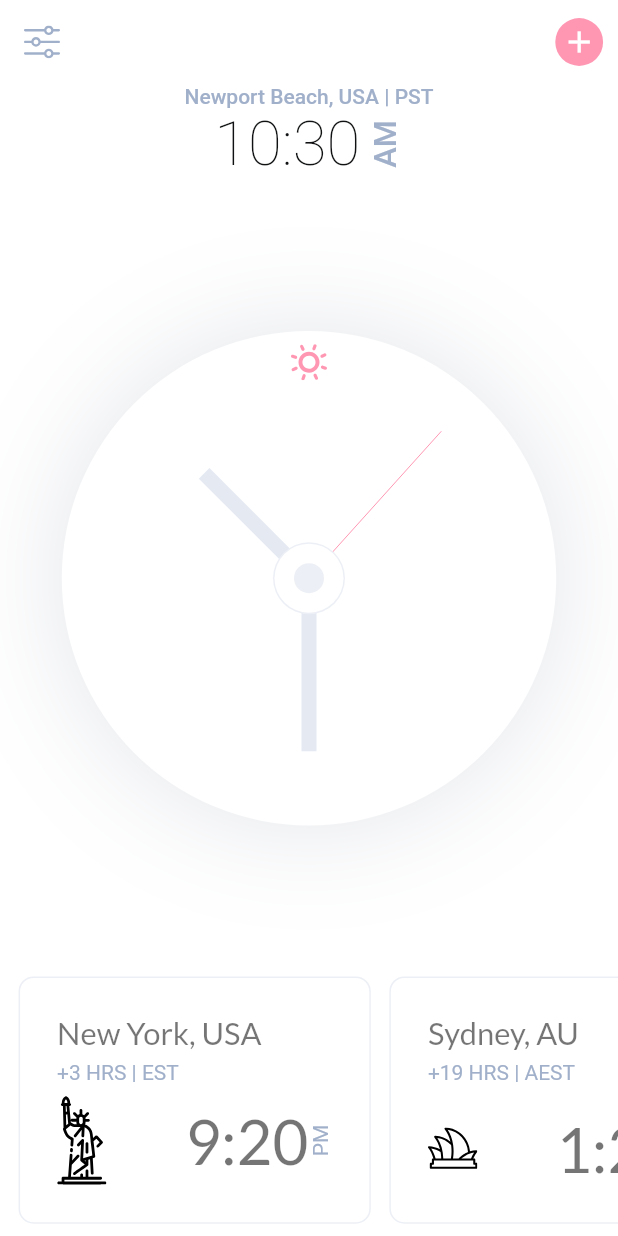
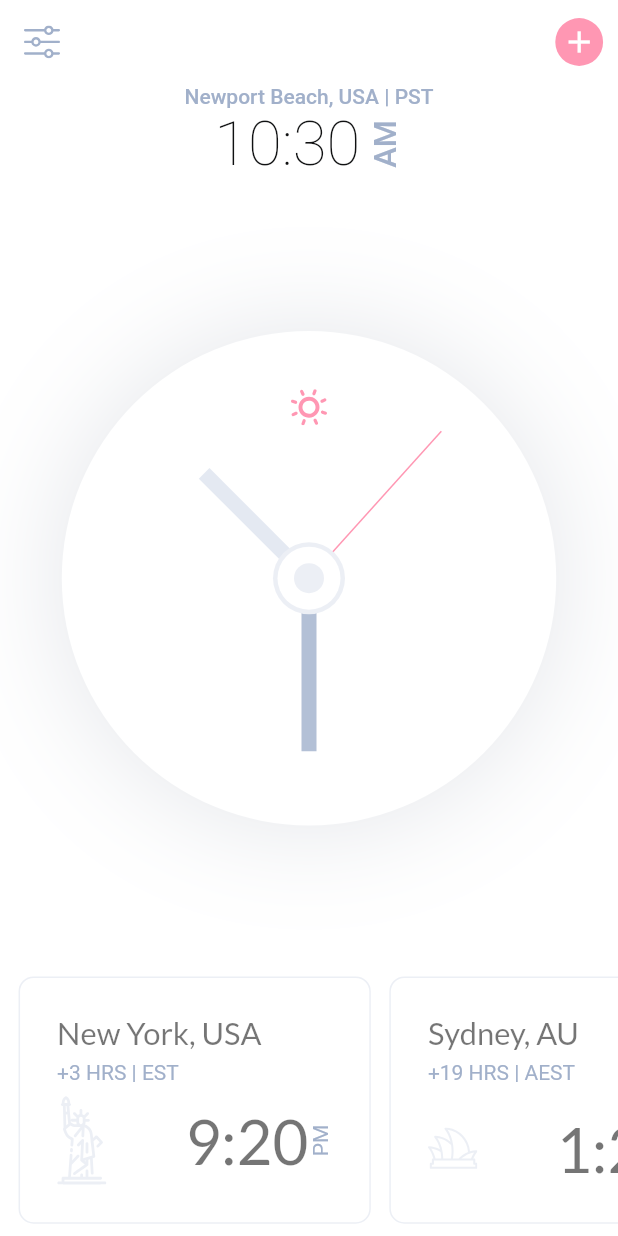
Before and after one commit to Mamun361054/flutter_responsive_clock, a Flutter app: the screen it shows after launch, on a phone screen of 412 x 824 dp. Run offline on Flutter 3.47's test engine with Material 2 defaults, Android fonts, the phone set to English and light mode, and no system bars; our stand-ins replace flutter_svg, google_fonts.

Commit message:
update version, added null safty and bug fixed

```diff
--- a/lib/main.dart
+++ b/lib/main.dart
@@ -1,9 +1,10 @@
 import 'package:flutter/material.dart';
-import 'package:flutter_clock/models/theme_provider.dart';
 import 'package:flutter_clock/screens/home_screen.dart';
 import 'package:flutter_clock/size_config_two.dart';
 import 'package:flutter_clock/theme.dart';
 import 'package:provider/provider.dart';
+
+import 'models/theme_provider.dart';
 
 void main() {
   runApp(MyApp());
--- a/lib/screens/components/body.dart
+++ b/lib/screens/components/body.dart
@@ -1,7 +1,7 @@
 import 'package:flutter/material.dart';
-import 'package:flutter_clock/screens/components/clock.dart';
 import 'package:flutter_clock/screens/components/time_in_hour_and_minute.dart';
 
+import 'clock.dart';
 import 'country_card.dart';
 class Body extends StatelessWidget {
   @override
@@ -11,7 +11,7 @@ class Body extends StatelessWidget {
           width: double.infinity,
           child: Column(
             children: <Widget>[
-              Text('Newport Beach, USA | PST',style: Theme.of(context).textTheme.bodyText1,),
+              Text('Newport Beach, USA | PST',style: Theme.of(context).textTheme.bodyLarge,),
               TimeInHourAndMinute(),
               Spacer(),
               Clock(),
--- a/lib/screens/components/clock.dart
+++ b/lib/screens/components/clock.dart
@@ -39,7 +39,7 @@ class _ClockState extends State<Clock> {
             width: SizeConfigTwo.isPortrait ? SizeConfigTwo.blockWidth * 80:SizeConfigTwo.blockWidth * 40,
               height: SizeConfigTwo.isPortrait ?SizeConfigTwo.blocHeight * 50:SizeConfigTwo.blocHeight * 20,
               decoration: BoxDecoration(
-                color: Theme.of(context).colorScheme.surface,
+                color: Colors.white,
                 shape: BoxShape.circle,
                 boxShadow: [
                   BoxShadow(
@@ -58,7 +58,7 @@ class _ClockState extends State<Clock> {
             ),
         ),
         Positioned(
-          top: 50.0,
+          top: 80.0,
           left: 0.0,
           right: 0.0,
           child: Consumer<ThemeModel>(
--- a/lib/screens/components/country_card.dart
+++ b/lib/screens/components/country_card.dart
@@ -24,7 +24,7 @@ class CountryCard extends StatelessWidget {
           decoration: BoxDecoration(
               borderRadius: BorderRadius.circular(10.0),
               border: Border.all(
-                color: Theme.of(context).primaryIconTheme.color,
+                color: Theme.of(context).primaryIconTheme.color!,
               )),
           child: Column(
             crossAxisAlignment: CrossAxisAlignment.start,
@@ -33,8 +33,8 @@ class CountryCard extends StatelessWidget {
                 country,
                 style: Theme.of(context)
                     .textTheme
-                    .headline4
-                    .copyWith(fontSize: SizeConfigTwo.isPortrait ? SizeConfigTwo.blocHeight * 2.5:SizeConfigTwo.blocHeight * 1.5),
+                    .headlineMedium
+                    ?.copyWith(fontSize: SizeConfigTwo.isPortrait ? SizeConfigTwo.blocHeight * 2.5:SizeConfigTwo.blocHeight * 1.5),
               ),
               SizedBox(
                 height: 5.0,
@@ -46,12 +46,12 @@ class CountryCard extends StatelessWidget {
                   SvgPicture.asset(
                     iconSrc,
                     width: SizeConfigTwo.isPortrait ? SizeConfigTwo.blocHeight * 4:SizeConfigTwo.blocHeight * 2,
-                    color: Theme.of(context).accentIconTheme.color,
+                    // color: Theme.of(context).actionIconTheme,
                   ),
                   Spacer(),
                   Text(
                     time,
-                    style: Theme.of(context).textTheme.headline4.copyWith(fontSize: SizeConfigTwo.isPortrait ? SizeConfigTwo.blocHeight * 5:SizeConfigTwo.blocHeight * 3),
+                    style: Theme.of(context).textTheme.headlineMedium?.copyWith(fontSize: SizeConfigTwo.isPortrait ? SizeConfigTwo.blocHeight * 5:SizeConfigTwo.blocHeight * 3),
                   ),
                   RotatedBox(
                     quarterTurns: 3,
--- a/lib/screens/components/time_in_hour_and_minute.dart
+++ b/lib/screens/components/time_in_hour_and_minute.dart
@@ -36,13 +36,13 @@ class _TimeInHourAndMinuteState extends State<TimeInHourAndMinute> {
       children: <Widget>[
         Text(
           '${_timeOfDay.hourOfPeriod}:${_timeOfDay.minute}',
-          style: Theme.of(context).textTheme.headline1.copyWith(fontSize: SizeConfigTwo.isPortrait ? SizeConfigTwo.blocHeight * 5:SizeConfigTwo.blocHeight * 3),
+          style: Theme.of(context).textTheme.displayLarge?.copyWith(fontSize: SizeConfigTwo.isPortrait ? SizeConfigTwo.blocHeight * 5:SizeConfigTwo.blocHeight * 3),
         ),
         SizedBox(width: 5.0,),
         RotatedBox(quarterTurns: 3,
         child: Text(
           _period,
-          style: Theme.of(context).textTheme.bodyText1.copyWith(fontSize: SizeConfigTwo.isPortrait ? SizeConfigTwo.blocHeight * 2.5:SizeConfigTwo.blocHeight * 1.5),
+          style: Theme.of(context).textTheme.bodyLarge?.copyWith(fontSize: SizeConfigTwo.isPortrait ? SizeConfigTwo.blocHeight * 2.5:SizeConfigTwo.blocHeight * 1.5),
         ),
         )
       ],
--- a/lib/size_config.dart
+++ b/lib/size_config.dart
@@ -1,26 +1,26 @@
 import 'package:flutter/material.dart';
 
 class SizeConfig{
-  static MediaQueryData _mediaQueryData;
-  static double screenWidth;
-  static double screenHeight;
-  static double defaultSize;
-  static Orientation orientation;
+  static MediaQueryData? _mediaQueryData;
+  static double? screenWidth;
+  static double? screenHeight;
+  static double? defaultSize;
+  static Orientation? orientation;
 
   void init(BuildContext context){
     _mediaQueryData = MediaQuery.of(context);
-    screenHeight = _mediaQueryData.size.height;
-    screenWidth = _mediaQueryData.size.width;
-    orientation = _mediaQueryData.orientation;
+    screenHeight = _mediaQueryData?.size.height;
+    screenWidth = _mediaQueryData?.size.width;
+    orientation = _mediaQueryData?.orientation;
   }
 }
 
 double getProportionScreenHeight(double height){
-  double screenHeight = SizeConfig.screenHeight;
-  return (height/896.0) * screenHeight;
+  double? screenHeight = SizeConfig.screenHeight;
+  return (height/896.0) * screenHeight!;
 }
 
 double getProportionScreenWidth(double width){
-  double screenWith = SizeConfig.screenWidth;
-  return (width/414.0)*screenWith;
+  double? screenWith = SizeConfig.screenWidth;
+  return (width/414.0)*screenWith!;
 }
--- a/lib/size_config_two.dart
+++ b/lib/size_config_two.dart
@@ -1,8 +1,8 @@
 import 'package:flutter/cupertino.dart';
 
 class SizeConfigTwo{
-  static double _screenWidth;
-  static double _screenHeight;
+  static double? _screenWidth;
+  static double? _screenHeight;
   static double blockWidth = 0.0;
   static double blocHeight = 0.0;
 
@@ -14,7 +14,7 @@ class SizeConfigTwo{
       _screenWidth = constraints.maxWidth;
       _screenHeight = constraints.maxHeight;
       isPortrait = true;
-      if(_screenWidth < 450){
+      if(_screenWidth! < 450){
         isMobilePortrait = true;
       }
     }else{
@@ -23,8 +23,8 @@ class SizeConfigTwo{
       isPortrait = false;
       isMobilePortrait = false;
     }
-    blockWidth = _screenWidth / 100;
-    blocHeight = _screenHeight / 100;
+    blockWidth = _screenWidth! / 100;
+    blocHeight = _screenHeight! / 100;
     print('screen width = $_screenWidth screen height = $_screenHeight');
     print('block width = $blockWidth block height = $blocHeight');
     print('IS portrait $isPortrait');
--- a/lib/theme.dart
+++ b/lib/theme.dart
@@ -1,20 +1,21 @@
 import 'package:flutter/material.dart';
-import 'package:flutter_clock/constant.dart';
 import 'package:flutter_clock/size_config_two.dart';
 import 'package:google_fonts/google_fonts.dart';
+
+import 'constant.dart';
 
 ThemeData themeData(BuildContext context){
   return ThemeData(
     appBarTheme: appBarTheme,
     primaryColor: kPrimaryColor,
-    accentColor: kAccentLightColor,
+    hintColor: kAccentLightColor,
     scaffoldBackgroundColor: Colors.white,
     colorScheme: ColorScheme.light(
       secondary: kSecondaryLightColor,
     ),
     backgroundColor: Colors.white,
     iconTheme: IconThemeData(color: kBodyTextColorLight),
-    accentIconTheme: IconThemeData(color: kAccentIconLightColor),
+    // actionIconTheme: IconThemeData(color: kAccentIconLightColor),
     primaryIconTheme: IconThemeData(color: kPrimaryIconLightColor),
     textTheme: GoogleFonts.latoTextTheme().copyWith(
       bodyText1: TextStyle(color: kBodyTextColorLight),
@@ -28,7 +29,7 @@ ThemeData dartThemeData(BuildContext context){
   return ThemeData(
       appBarTheme: appBarTheme,
       primaryColor: kPrimaryColor,
-      accentColor: kAccentDarkColor,
+      hintColor: kAccentDarkColor,
       scaffoldBackgroundColor:Color(0xFF0D0C0E),
       colorScheme: ColorScheme.light(
         secondary: kSecondaryDarkColor,
@@ -36,7 +37,7 @@ ThemeData dartThemeData(BuildContext context){
       ),
       backgroundColor: kBackgroundDarkColor,
       iconTheme: IconThemeData(color: kBodyTextColorDark),
-      accentIconTheme: IconThemeData(color: kAccentIconDarkColor),
+      // accentIconTheme: IconThemeData(color: kAccentIconDarkColor),
       primaryIconTheme: IconThemeData(color: kPrimaryIconDarkColor),
       textTheme: GoogleFonts.latoTextTheme().copyWith(
         bodyText1: TextStyle(color: kBodyTextColorDark),
```
Also changed, not shown: lib/screens/components/clock_painter.dart (+17 -14 lines), pubspec.yaml (+4 -4 lines), pubspec.lock, 5 other files.
